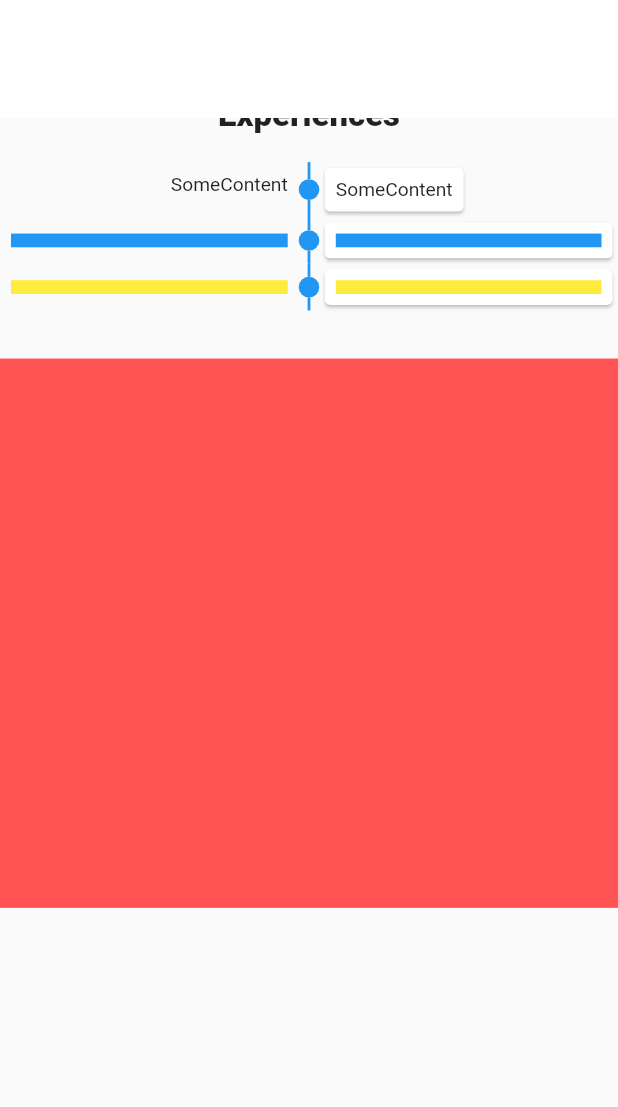
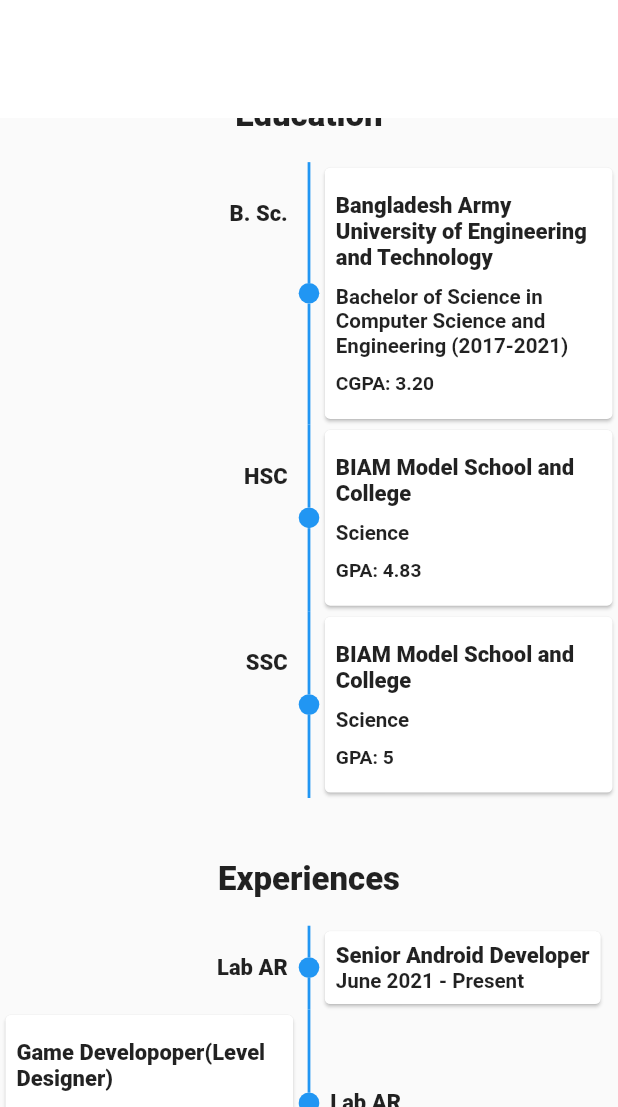
Before and after one commit to Fa-d/Portfolio, a Flutter app: the screen it shows after launch, scrolled down 576 dp, on a phone screen of 412 x 824 dp, the part 129-1236 px from its top. Run offline on Flutter 3.47's test engine with Material 2 defaults, Android fonts, the phone set to English and light mode, and no system bars; drawn by our look-alikes of timelines; our stand-ins replace animated_text_kit, responsive_framework, simple_animations, supercharged, url_launcher_web; missing offline and left inert: blobs.

Commit message:
added Experience and education

```diff
--- a/lib/app_bar_contents/appbar_deleget.dart
+++ b/lib/app_bar_contents/appbar_deleget.dart
@@ -16,10 +16,11 @@ class SliverAppBarDelegate extends SliverPersistentHeaderDelegate {
   var oneSec = const Duration(milliseconds: 100);
   double changingBlobsPosition = 0;
   bool callingSetStateForBlobBool = false;
-  var _scaffoldKey;
-  SliverAppBarDelegate(Size size, _ffoldKey) {
+
+
+  SliverAppBarDelegate(Size size) {
     _screenSize = size;
-    _scaffoldKey = _ffoldKey;
+
   }
 
   double scrollAnimationValue(double shrinkOffset) {
@@ -70,11 +71,11 @@ class SliverAppBarDelegate extends SliverPersistentHeaderDelegate {
           ),
           Positioned(
             top: opacityOfWidget,
-            child: appbarContents(
-              _screenSize,
-              visibleMainHeight,
-              opacityOfWidget,
-                _scaffoldKey
+            child: AppBarContents(
+                size: _screenSize,
+                visibleMainHeight: visibleMainHeight,
+                animationVal: opacityOfWidget,
+                 key: GlobalKey()
             ),
           ),
         ],
--- a/lib/app_bar_contents/small_screens.dart
+++ b/lib/app_bar_contents/small_screens.dart
@@ -5,7 +5,14 @@ import 'package:animated_text_kit/animated_text_kit.dart';
 import 'package:flutter/material.dart';
 import 'package:portfolio/utils/consts_uils.dart';
 
-Widget appbarContents(Size size, visibleMainHeight, animationVal, _scaffoldKey) {
+class AppBarContents extends StatelessWidget {
+  final size, visibleMainHeight, animationVal;
+
+  AppBarContents({key, this.size, this.visibleMainHeight, this.animationVal})
+      : super(key: key);
+
+  @override
+  Widget build(BuildContext context) {
     return SizedBox(
       width: size.width,
       child: Column(
@@ -23,8 +30,9 @@ Widget appbarContents(Size size, visibleMainHeight, animationVal, _scaffoldKey)
               Padding(
                 padding: const EdgeInsets.all(25.0),
                 child: GestureDetector(
-                onTap: (){
-                  _scaffoldKey.currentState.openDrawer();
+                  // key: key,
+                  onTap: () {
+                    Scaffold.of(context).openDrawer();
                   },
                   child: CircleAvatar(
                     radius: size.width > visibleMainHeight
@@ -50,30 +58,35 @@ Widget appbarContents(Size size, visibleMainHeight, animationVal, _scaffoldKey)
                 fontWeight: FontWeight.w800),
           ),
           SizedBox(height: size.height * .01),
-        SizedBox(
+          Center(
+            child: SizedBox(
               width: size.width,
               height: size.height * .1,
               child: Row(
                 mainAxisSize: MainAxisSize.min,
                 mainAxisAlignment: MainAxisAlignment.start,
                 children: <Widget>[
-              SizedBox(width: size.width/3,),
+                  SizedBox(
+                    width: size.width / 3,
+                  ),
                   _decBOx(
                     const Text(
-                  'I love working with \t',
+                      'I love working with ',
                       style: TextStyle(
                           fontSize: 20.0,
                           fontStyle: FontStyle.italic,
                           fontWeight: FontWeight.w700),
                     ),
                   ),
-              // const SizedBox(width: 20.0, height: 100.0),
+                  const SizedBox(width: 20.0, height: 100.0),
                   getAnimatedText()
                 ],
               ),
             ),
+          ),
           Text(
-          "Reach me through ...", textAlign: TextAlign.center,
+            "Reach me through ...",
+            textAlign: TextAlign.center,
             overflow: TextOverflow.clip,
             style: TextStyle(
                 fontSize: 23,
@@ -128,7 +141,8 @@ Widget appbarContents(Size size, visibleMainHeight, animationVal, _scaffoldKey)
                 width: 35,
                 child: GestureDetector(
                     onTap: () => launchURL(4),
-                  child: Image(image: AssetImage('assets/stack-overflow.png'))),
+                    child:
+                        Image(image: AssetImage('assets/stack-overflow.png'))),
               ),
               SizedBox(
                 height: 20,
@@ -147,6 +161,150 @@ Widget appbarContents(Size size, visibleMainHeight, animationVal, _scaffoldKey)
       ),
     );
   }
+}
+
+// Widget appbarContents(Size size, visibleMainHeight, animationVal, _scaffoldKey) {
+//   return SizedBox(
+//     width: size.width,
+//     child: Column(
+//       mainAxisAlignment: MainAxisAlignment.spaceEvenly,
+//       mainAxisSize: MainAxisSize.max,
+//       children: [
+//         Row(
+//           mainAxisAlignment: MainAxisAlignment.spaceEvenly,
+//           mainAxisSize: MainAxisSize.max,
+//           children: <Widget>[
+//             Expanded(
+//               flex: (animationVal * 100).toInt(),
+//               child: Container(),
+//             ),
+//             Padding(
+//               padding: const EdgeInsets.all(25.0),
+//               child: GestureDetector(
+//                 onTap: (){
+//                   _scaffoldKey.currentState.openDrawer();
+//                 },
+//                 child: CircleAvatar(
+//                   radius: size.width > visibleMainHeight
+//                       ? visibleMainHeight / (pi / .6)
+//                       : size.width / 3.8,
+//                   backgroundImage: const AssetImage('assets/my.jpg'),
+//                 ),
+//               ),
+//             ),
+//             Expanded(
+//               flex: 100,
+//               child: Container(),
+//             ),
+//           ],
+//         ),
+//         Text(
+//           "Hello\nI'm Sadakat Hussain Fahad",
+//           textAlign: TextAlign.center,
+//           // overflow: OverflowBox.,
+//           style: TextStyle(
+//               fontSize: 30,
+//               color: Colors.black.withOpacity(animationVal),
+//               fontWeight: FontWeight.w800),
+//         ),
+//         SizedBox(height: size.height * .01),
+//         SizedBox(
+//           width: size.width,
+//           height: size.height * .1,
+//           child: Row(
+//             mainAxisSize: MainAxisSize.min,
+//             mainAxisAlignment: MainAxisAlignment.start,
+//             children: <Widget>[
+//               SizedBox(width: size.width/3,),
+//               _decBOx(
+//                 const Text(
+//                   'I love working with \t',
+//                   style: TextStyle(
+//                       fontSize: 20.0,
+//                       fontStyle: FontStyle.italic,
+//                       fontWeight: FontWeight.w700),
+//                 ),
+//               ),
+//               // const SizedBox(width: 20.0, height: 100.0),
+//               getAnimatedText()
+//             ],
+//           ),
+//         ),
+//         Text(
+//           "Reach me through ...", textAlign: TextAlign.center,
+//           overflow: TextOverflow.clip,
+//           style: TextStyle(
+//               fontSize: 23,
+//               color: Colors.black.withOpacity(animationVal),
+//               fontWeight: FontWeight.w800),
+//         ),
+//         SizedBox(height: size.height * .02),
+//         Row(
+//           mainAxisSize: MainAxisSize.max,
+//           mainAxisAlignment: MainAxisAlignment.spaceAround,
+//           // crossAxisAlignment: CrossAxisAlignment.center,
+//           children: [
+//             SizedBox(
+//               height: 20,
+//               width: 10,
+//             ),
+//             SizedBox(
+//               height: 20,
+//               width: 10,
+//             ),
+//             SizedBox(
+//               height: 35,
+//               width: 35,
+//               child: GestureDetector(
+//                 onTap: () => launchURL(0),
+//                 child: Image(image: AssetImage('assets/gmail.png')),
+//               ),
+//             ),
+//             SizedBox(
+//               height: 35,
+//               width: 35,
+//               child: GestureDetector(
+//                   onTap: () => launchURL(1),
+//                   child: Image(image: AssetImage('assets/linkedin.png'))),
+//             ),
+//             SizedBox(
+//               height: 35,
+//               width: 35,
+//               child: GestureDetector(
+//                   onTap: () => launchURL(2),
+//                   child: Image(image: AssetImage('assets/twitter.png'))),
+//             ),
+//             SizedBox(
+//               height: 35,
+//               width: 35,
+//               child: GestureDetector(
+//                   onTap: () => launchURL(3),
+//                   child: Image(image: AssetImage('assets/github.png'))),
+//             ),
+//             SizedBox(
+//               height: 35,
+//               width: 35,
+//               child: GestureDetector(
+//                   onTap: () => launchURL(4),
+//                   child: Image(image: AssetImage('assets/stack-overflow.png'))),
+//             ),
+//             SizedBox(
+//               height: 20,
+//               width: 10,
+//             ),
+//             SizedBox(
+//               height: 20,
+//               width: 10,
+//             ),
+//           ],
+//         ),
+//         SizedBox(
+//           height: 20,
+//         )
+//       ],
+//     ),
+//   );
+// }
 
 DefaultTextStyle getAnimatedText() {
   return DefaultTextStyle(
--- a/lib/main_app.dart
+++ b/lib/main_app.dart
@@ -1,4 +1,5 @@
 import 'package:flutter/material.dart';
+import 'package:flutter/rendering.dart';
 
 import 'app_bar_contents/appbar_deleget.dart';
 import 'app_bar_contents/appbar_drawer.dart';
@@ -10,25 +11,24 @@ class MainApp extends StatefulWidget {
 }
 
 class _MainAppState extends State<MainApp> {
-  final GlobalKey _scaffoldKey = new GlobalKey();
 
+  bool run = true;
   @override
   Widget build(BuildContext context) {
     return Scaffold(
-      key: _scaffoldKey,
       drawer: AppBarDrawer(),
       body: CustomScrollView(
         slivers: <Widget>[
           SliverPersistentHeader(
             pinned: true,
             delegate:
-            SliverAppBarDelegate(MediaQuery.of(context).size, _scaffoldKey),
+                SliverAppBarDelegate(MediaQuery.of(context).size),
           ),
           SliverList(
             delegate: SliverChildBuilderDelegate(
-                  (context, index) => Padding(
+              (context, index) => Padding(
                 padding: const EdgeInsets.only(bottom: 5),
-                child:FactorySliverListChild(index).getChild(),
+                child: FactorySliverListChild(index).getChild(),
               ),
               childCount: 3,
             ),
@@ -37,10 +37,7 @@ class _MainAppState extends State<MainApp> {
             child: SingleChildScrollView(
               child: Column(
                 children: <Widget>[
-                  Container(
-                    color: Colors.redAccent,
-                    height: 400,
-                  )
+                  // CustomPaint(painter: Colored())
                 ],
               ),
             ),
--- a/lib/sliver_list/FactorySliverListChild.dart
+++ b/lib/sliver_list/FactorySliverListChild.dart
@@ -1,6 +1,7 @@
 import 'package:flutter/material.dart';
 
-import 'experience.dart';
+import 'education/education.dart';
+import 'experience/experience.dart';
 
 class FactorySliverListChild {
   final index;
@@ -11,12 +12,10 @@ class FactorySliverListChild {
     Widget ret = Container();
     switch (index) {
       case 0:
-        ret = Experience();
+        ret = Education();
         break;
       case 1:
-        ret = Container(
-          color: Colors.blue,
-        );
+        ret = Experience();
         break;
       case 2:
         ret = Container(
--- /dev/null
+++ b/lib/sliver_list/education/behaviours.dart
@@ -0,0 +1,27 @@
+import 'package:flutter/material.dart';
+
+class EducationBehaviour {
+  columnContents(a, b, c) {
+    return Column(
+      crossAxisAlignment: CrossAxisAlignment.start,
+      children: [
+        SizedBox(height: 10),
+        Text(
+          a,
+          style: TextStyle(fontSize: 16, fontWeight: FontWeight.w800),
+        ),
+        SizedBox(height: 10),
+        Text(
+          b,
+          style: TextStyle(fontSize: 15, fontWeight: FontWeight.w600),
+        ),
+        SizedBox(height: 10),
+        Text(
+          c,
+          style: TextStyle(fontSize: 14, fontWeight: FontWeight.w600),
+        ),
+        SizedBox(height: 10),
+      ],
+    );
+  }
+}
--- a/lib/sliver_list/experience.dart
+++ b/lib/sliver_list/education/education.dart
@@ -1,10 +1,11 @@
 import 'package:flutter/material.dart';
+import 'package:portfolio/sliver_list/education/factory_education.dart';
 import 'package:timelines/timelines.dart';
 
-import 'factory_experience.dart';
 
-class Experience extends StatelessWidget {
-  const Experience({Key? key}) : super(key: key);
+
+class Education extends StatelessWidget {
+  const Education({Key? key}) : super(key: key);
 
   @override
   Widget build(BuildContext context) {
@@ -14,7 +15,7 @@ class Experience extends StatelessWidget {
           height: 20,
         ),
         Text(
-          "Experiences",
+          "Education",
           style: TextStyle(fontSize: 24, fontWeight: FontWeight.w800),
         ),
         SizedBox(
@@ -25,12 +26,12 @@ class Experience extends StatelessWidget {
             contentsAlign: ContentsAlign.basic,
             oppositeContentsBuilder: (context, index) => Padding(
               padding: const EdgeInsets.all(8.0),
-              child: FactoryExperience(index).getOppositeContents(),
+              child: FactoryEducation(index).getOppositeContents(),
             ),
             contentsBuilder: (context, index) => Card(
               child: Padding(
                 padding: const EdgeInsets.all(8.0),
-                child: FactoryExperience(index).getContents(),
+                child: FactoryEducation(index).getContents(),
               ),
             ),
             connectorStyleBuilder: (context, index) => ConnectorStyle.solidLine,
--- /dev/null
+++ b/lib/sliver_list/education/factory_education.dart
@@ -0,0 +1,79 @@
+import 'package:flutter/material.dart';
+import 'package:portfolio/sliver_list/education/behaviours.dart';
+
+class FactoryEducation extends EducationBehaviour {
+  final index;
+
+  FactoryEducation(this.index);
+
+  Widget getContents() {
+    Widget ret = Container();
+    switch (index) {
+      case 0:
+        ret = columnContents(
+            "Bangladesh Army University of Engineering and Technology",
+            "Bachelor of Science in Computer Science and Engineering (2017-2021)",
+            "CGPA: 3.20");
+        break;
+      case 1:
+        ret = columnContents(
+            "BIAM Model School and College", "Science", "GPA: 4.83");
+        break;
+      case 2:
+        ret = columnContents(
+            "BIAM Model School and College", "Science", "GPA: 5");
+        break;
+      default:
+        ret = Container();
+    }
+    return ret;
+  }
+
+  Widget getOppositeContents() {
+    Widget ret = Container();
+    switch (index) {
+      case 0:
+        ret = Column(
+          children: [
+            SizedBox(
+              height: 20,
+            ),
+            Text(
+              "B. Sc.",
+              style: TextStyle(fontSize: 16, fontWeight: FontWeight.w800),
+            ),
+          ],
+        );
+        break;
+      case 1:
+        ret = Column(
+          children: [
+            SizedBox(
+              height: 20,
+            ),
+            Text(
+              "HSC",
+              style: TextStyle(fontSize: 16, fontWeight: FontWeight.w800),
+            ),
+          ],
+        );
+        break;
+      case 2:
+        ret = Column(
+          children: [
+            SizedBox(
+              height: 20,
+            ),
+            Text(
+              "SSC",
+              style: TextStyle(fontSize: 16, fontWeight: FontWeight.w800),
+            ),
+          ],
+        );
+        break;
+      default:
+        ret = Container();
+    }
+    return ret;
+  }
+}
--- /dev/null
+++ b/lib/sliver_list/experience/experience.dart
@@ -0,0 +1,47 @@
+import 'package:flutter/material.dart';
+import 'package:timelines/timelines.dart';
+
+import 'factory_experience.dart';
+
+class Experience extends StatelessWidget {
+  const Experience({Key? key}) : super(key: key);
+
+  @override
+  Widget build(BuildContext context) {
+    return Column(
+      children: [
+        SizedBox(
+          height: 20,
+        ),
+        Text(
+          "Experiences",
+          style: TextStyle(fontSize: 24, fontWeight: FontWeight.w800),
+        ),
+        SizedBox(
+          height: 20,
+        ),
+        FixedTimeline.tileBuilder(
+          builder: TimelineTileBuilder.connectedFromStyle(
+            contentsAlign: ContentsAlign.alternating,
+            oppositeContentsBuilder: (context, index) => Padding(
+              padding: const EdgeInsets.all(8.0),
+              child: FactoryExperience(index).getOppositeContents(),
+            ),
+            contentsBuilder: (context, index) => Card(
+              child: Padding(
+                padding: const EdgeInsets.all(8.0),
+                child: FactoryExperience(index).getContents(),
+              ),
+            ),
+            connectorStyleBuilder: (context, index) => ConnectorStyle.solidLine,
+            indicatorStyleBuilder: (context, index) => IndicatorStyle.dot,
+            itemCount: 3,
+          ),
+        ),
+        SizedBox(
+          height: 20,
+        ),
+      ],
+    );
+  }
+}
--- /dev/null
+++ b/lib/sliver_list/experience/factory_experience.dart
@@ -0,0 +1,69 @@
+import 'package:flutter/material.dart';
+import 'package:portfolio/sliver_list/education/behaviours.dart';
+
+class FactoryExperience extends EducationBehaviour {
+  final index;
+
+  FactoryExperience(this.index);
+
+  Widget getContents() {
+    Widget ret = Container();
+    switch (index) {
+      case 0:
+        ret = Column(
+          crossAxisAlignment: CrossAxisAlignment.start,
+          children: [
+            Text(
+              "Senior Android Developer",
+              style: TextStyle(fontSize: 16, fontWeight: FontWeight.w800),
+            ),
+            Text(
+              "June 2021 - Present",
+              style: TextStyle(fontSize: 15, fontWeight: FontWeight.w600),
+            ),
+          ],
+        );
+        break;
+      case 1:
+        ret = columnContents("Game Developoper(Level Designer)",
+            "February 2020 - March 2020", "");
+        break;
+      case 2:
+        ret = Container(
+          height: 10,
+          color: Colors.yellow,
+        );
+        break;
+      default:
+        ret = Container();
+    }
+    return ret;
+  }
+
+  Widget getOppositeContents() {
+    Widget ret = Container();
+    switch (index) {
+      case 0:
+        ret = Text(
+          "Lab AR",
+          style: TextStyle(fontSize: 16, fontWeight: FontWeight.w800),
+        );
+        break;
+      case 1:
+        ret = Text(
+          "Lab AR",
+          style: TextStyle(fontSize: 16, fontWeight: FontWeight.w800),
+        );
+        break;
+      case 2:
+        ret = Text(
+          "I2Technologies",
+          style: TextStyle(fontSize: 16, fontWeight: FontWeight.w800),
+        );
+        break;
+      default:
+        ret = Container();
+    }
+    return ret;
+  }
+}
--- a/lib/sliver_list/factory_experience.dart
+++ /dev/null
@@ -1,64 +0,0 @@
-import 'package:flutter/material.dart';
-
-
-
-class FactoryExperience {
-  final index;
-
-  FactoryExperience(this.index);
-
-  Widget getContents() {
-    Widget ret = Container();
-    switch (index) {
-      case 0:
-        ret = Column(
-          children: [
-            Text("SomeContent")
-          ],
-        );
-        break;
-      case 1:
-        ret = Container(
-          height: 10,
-          color: Colors.blue,
-        );
-        break;
-      case 2:
-        ret = Container(
-          height: 10,
-          color: Colors.yellow,
-        );
-        break;
-      default:
-        ret = Container();
-    }
-    return ret;
-  }
-  Widget getOppositeContents() {
-    Widget ret = Container();
-    switch (index) {
-      case 0:
-        ret = Column(
-          children: [
-            Text("SomeContent")
-          ],
-        );
-        break;
-      case 1:
-        ret = Container(
-          height: 10,
-          color: Colors.blue,
-        );
-        break;
-      case 2:
-        ret = Container(
-          height: 10,
-          color: Colors.yellow,
-        );
-        break;
-      default:
-        ret = Container();
-    }
-    return ret;
-  }
-}
--- a/pubspec.yaml
+++ b/pubspec.yaml
@@ -33,6 +33,7 @@ dependencies:
   flutter_staggered_grid_view: ^0.4.0
   responsive_framework: ^0.1.0
   timelines: ^0.1.0
+
 
 
   # The following adds the Cupertino Icons font to your application.
```
Also changed, not shown: 1 other file. Lines whose indentation alone changed are shown as unchanged.
